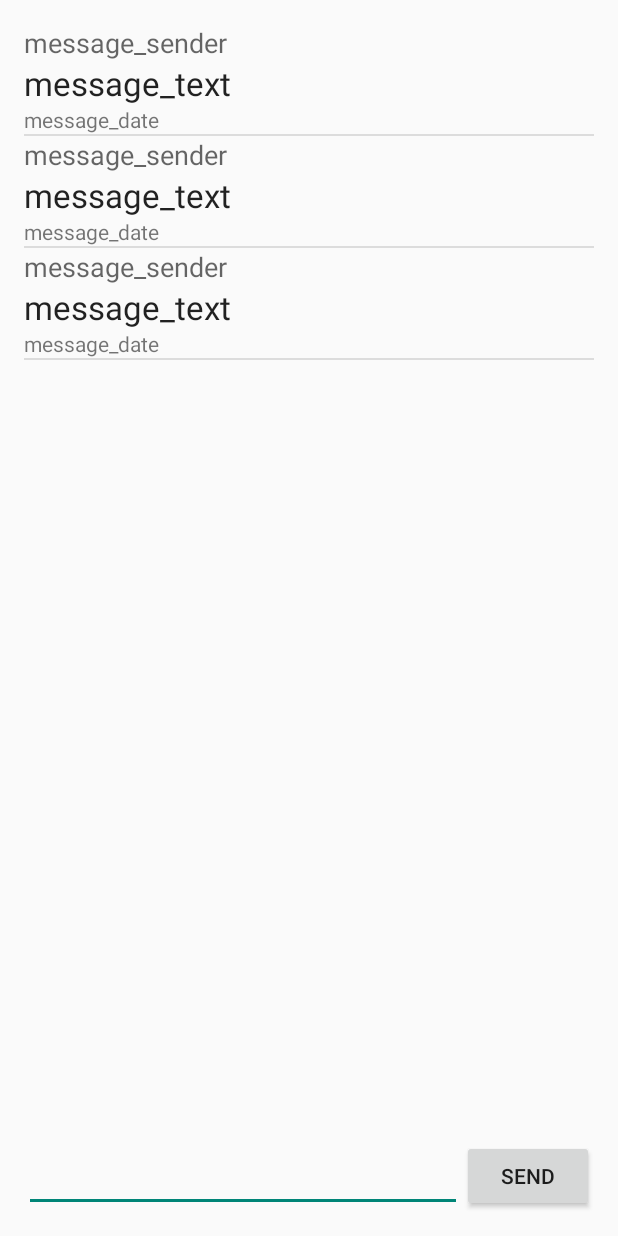
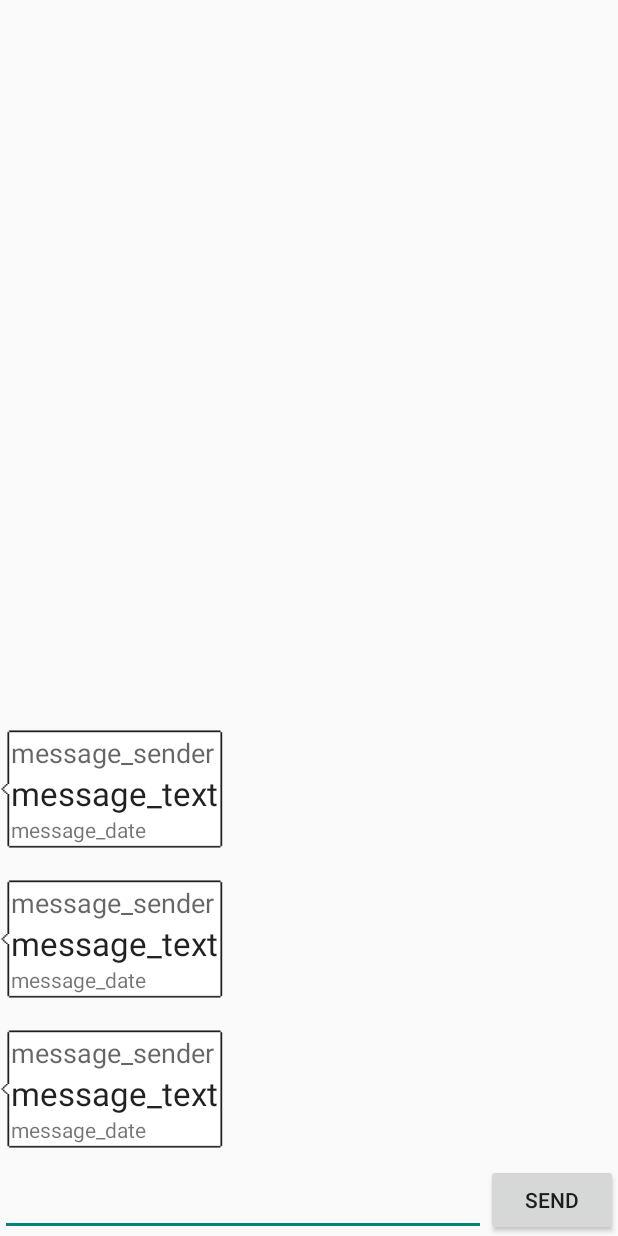
Before and after one commit to Miroko/InstantMessenger_Parse_SinchSDK, an Android app: the layout activity_messaging.xml on its own in the app's theme, with its tools: preview values and no code run, on a phone screen of 412 x 824 dp. Run offline under Robolectric (Android 15) with nearby library versions, the phone set to English and light mode, and no system bars.

Commit message:
Message bubbles

```diff
--- a/app/src/main/res/layout/activity_messaging.xml
+++ b/app/src/main/res/layout/activity_messaging.xml
@@ -1,9 +1,7 @@
 <RelativeLayout xmlns:android="http://schemas.android.com/apk/res/android"
-    xmlns:tools="http://schemas.android.com/tools" android:layout_width="match_parent"
-    android:layout_height="match_parent" android:paddingLeft="@dimen/activity_horizontal_margin"
-    android:paddingRight="@dimen/activity_horizontal_margin"
-    android:paddingTop="@dimen/activity_vertical_margin"
-    android:paddingBottom="@dimen/activity_vertical_margin"
+    xmlns:tools="http://schemas.android.com/tools"
+    android:layout_width="match_parent"
+    android:layout_height="match_parent"
     tools:context="nodomain.sinchsdkapp.MessagingActivity">
 
     <MultiAutoCompleteTextView
@@ -30,8 +28,15 @@
         android:layout_width="wrap_content"
         android:layout_height="wrap_content"
         android:id="@+id/messagingMessages"
+        tools:listitem="@layout/message_left"
+        android:stackFromBottom="true"
+        android:transcriptMode="alwaysScroll"
         android:layout_alignParentTop="true"
-        android:layout_centerHorizontal="true"
-        android:layout_above="@+id/messagingNewMessage"
-        tools:listitem="@layout/message_left"/>
+        android:dividerHeight="0dp"
+        android:divider="@null"
+        android:layout_alignRight="@+id/messagingSend"
+        android:layout_alignEnd="@+id/messagingSend"
+        android:layout_alignParentLeft="true"
+        android:layout_alignParentStart="true"
+        android:layout_above="@+id/messagingNewMessage"/>
 </RelativeLayout>
--- a/app/src/main/res/layout/contact_layout.xml
+++ b/app/src/main/res/layout/contact_layout.xml
@@ -4,4 +4,7 @@
     android:layout_height="wrap_content"
     android:textAppearance="?android:attr/textAppearanceLarge"
     android:id="@+id/contactName"
-    android:textColor="#ff000000" />
+    android:textColor="#ff000000"
+    android:text="Name"
+    android:textSize="@dimen/abc_text_size_display_1_material"
+    android:textIsSelectable="false"/>
--- a/app/src/main/res/layout/fragment_contacts.xml
+++ b/app/src/main/res/layout/fragment_contacts.xml
@@ -9,5 +9,7 @@
         android:layout_alignParentLeft="true"
         android:layout_alignParentStart="true"
         android:layout_alignParentTop="true"
-        android:layout_alignParentBottom="true"/>
+        android:layout_alignParentBottom="true"
+        android:smoothScrollbar="false"
+        android:stackFromBottom="false"/>
 </RelativeLayout>
--- a/app/src/main/res/layout/fragment_conversations.xml
+++ b/app/src/main/res/layout/fragment_conversations.xml
@@ -8,5 +8,6 @@
         android:id="@+id/conversationsConversationsList"
         android:layout_alignParentLeft="true"
         android:layout_alignParentStart="true"
-        android:layout_alignParentTop="true"/>
+        android:layout_alignParentTop="true"
+        android:stackFromBottom="false"/>
 </RelativeLayout>
--- a/app/src/main/res/layout/message_left.xml
+++ b/app/src/main/res/layout/message_left.xml
@@ -1,19 +1,23 @@
 <?xml version="1.0" encoding="utf-8"?>
 <RelativeLayout xmlns:android="http://schemas.android.com/apk/res/android"
-    android:layout_width="match_parent" android:layout_height="match_parent"
-    android:paddingRight="100dp">
+    android:layout_width="wrap_content" android:layout_height="wrap_content"
+    android:paddingTop="10dp"
+    android:paddingBottom="10dp">
+
+    // Bubble
+    <RelativeLayout
+        android:layout_width="wrap_content"
+        android:layout_height="wrap_content"
+        android:layout_alignParentLeft="true"
+        android:background="@drawable/bubble_left"
+        android:layout_marginRight="60dp">
 
         <TextView
             android:layout_width="wrap_content"
             android:layout_height="wrap_content"
             android:textAppearance="?android:attr/textAppearanceMedium"
             android:text="message_sender"
-        android:id="@+id/message_sender"
-        android:layout_alignParentTop="true"
-        android:layout_alignParentLeft="true"
-        android:layout_alignParentStart="true"
-        android:layout_alignParentRight="true"
-        android:layout_alignParentEnd="true" />
+            android:id="@+id/message_sender" />
 
         <TextView
             android:layout_width="wrap_content"
@@ -21,11 +25,7 @@
             android:textAppearance="?android:attr/textAppearanceLarge"
             android:text="message_text"
             android:id="@+id/message_text"
-        android:layout_below="@+id/message_sender"
-        android:layout_alignParentLeft="true"
-        android:layout_alignParentStart="true"
-        android:layout_alignRight="@+id/message_sender"
-        android:layout_alignEnd="@+id/message_sender" />
+            android:layout_below="@+id/message_sender" />
 
         <TextView
             android:layout_width="wrap_content"
@@ -33,9 +33,7 @@
             android:textAppearance="?android:attr/textAppearanceSmall"
             android:text="message_date"
             android:id="@+id/message_date"
-        android:layout_below="@+id/message_text"
-        android:layout_alignParentLeft="true"
-        android:layout_alignParentStart="true"
-        android:layout_alignRight="@+id/message_text"
-        android:layout_alignEnd="@+id/message_text" />
+            android:layout_below="@+id/message_text" />
     </RelativeLayout>
+
+</RelativeLayout>
```
Also changed, not shown: app/src/main/java/nodomain/sinchsdkapp/MessagingActivity.java (+17 -4 lines), app/src/main/res/layout/message_right.xml (+16 -18 lines), app/src/main/res/drawable/bubble_left.9.png (added), app/src/main/res/drawable/bubble_right.9.png (added). Lines whose indentation alone changed are shown as unchanged.
